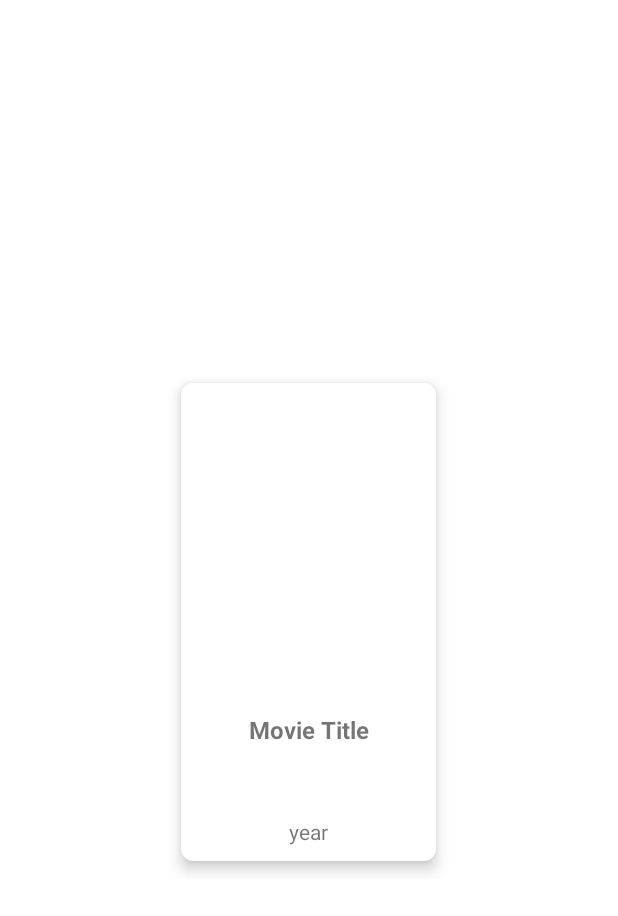
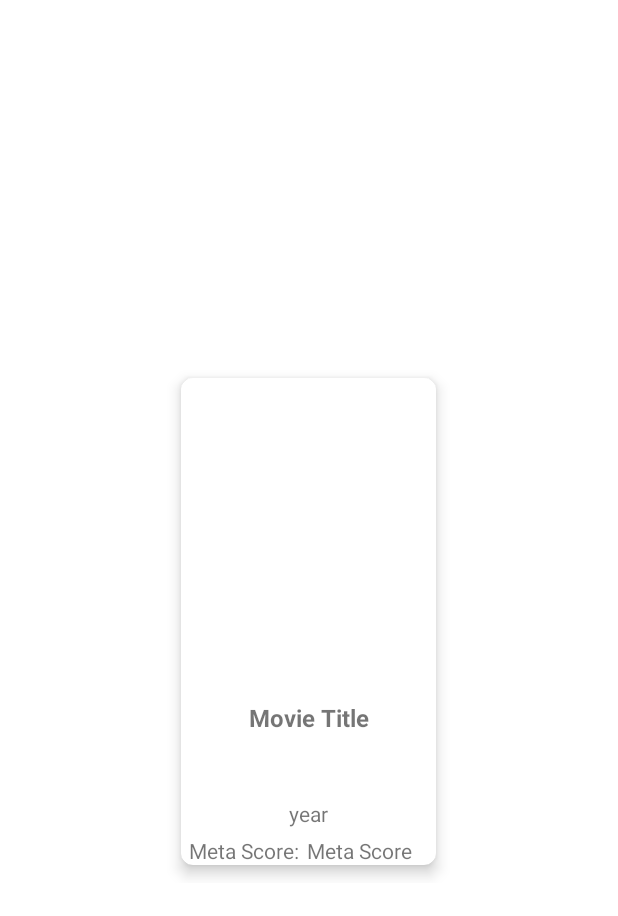
Before and after one commit to sinagss/omdbFinal, an Android app: the layout movie_item.xml on its own in the app's theme, with its tools: preview values and no code run, on a phone screen of 412 x 824 dp. Shown: the top 916 px of the screen. Run offline under Robolectric (Android 15) with nearby library versions, the phone set to English and light mode, and no system bars.

```diff
--- a/app/src/main/java/com/example/movierecycler/base/AppDatabase.kt
+++ b/app/src/main/java/com/example/movierecycler/base/AppDatabase.kt
@@ -2,8 +2,8 @@ package com.example.movierecycler.base
 
 import androidx.room.Database
 import androidx.room.RoomDatabase
+import com.example.movierecycler.model.FavoriteMovies
 import com.example.movierecycler.repository.local.MovieInfoDao
-import com.example.movierecycler.model.FavoriteMovies
 
 @Database(entities = [FavoriteMovies::class], version = 1)
 abstract class AppDatabase : RoomDatabase() {
--- a/app/src/main/java/com/example/movierecycler/base/di/koinDSL.kt
+++ b/app/src/main/java/com/example/movierecycler/base/di/koinDSL.kt
@@ -15,9 +15,3 @@ val roomModule = module {
 
     }
 }
-
-//val retroInterfaceModule = module {
-//    single {
-//
-//    }
-//}
--- a/app/src/main/java/com/example/movierecycler/features/detail/MovieDetailViewModel.kt
+++ b/app/src/main/java/com/example/movierecycler/features/detail/MovieDetailViewModel.kt
@@ -8,7 +8,6 @@ import com.example.movierecycler.model.MovieInfo
 import com.example.movierecycler.repository.Repository
 import dagger.hilt.android.lifecycle.HiltViewModel
 import kotlinx.coroutines.Dispatchers
-import kotlinx.coroutines.async
 import kotlinx.coroutines.launch
 import javax.inject.Inject
 
--- a/app/src/main/java/com/example/movierecycler/features/favorite/FavMovieAdapter.kt
+++ b/app/src/main/java/com/example/movierecycler/features/favorite/FavMovieAdapter.kt
@@ -28,6 +28,7 @@ class FavMovieAdapter(val clickListener: (String) -> Unit) :
             binding.ivPoster.loadUrl(item.poster)
             binding.tvMovieTitle.text = item.title
             binding.tvYear.text = item.year
+            binding.tvMetaScore.text = item.metascore
             binding.root.setOnClickListener {
                 clickListener(item.imdbId)
             }
--- a/app/src/main/java/com/example/movierecycler/features/favorite/FavoritesFragment.kt
+++ b/app/src/main/java/com/example/movierecycler/features/favorite/FavoritesFragment.kt
@@ -9,14 +9,9 @@ import androidx.fragment.app.viewModels
 import androidx.lifecycle.lifecycleScope
 import androidx.navigation.fragment.findNavController
 import com.example.movierecycler.databinding.FragmentFavoritesBinding
-import com.example.movierecycler.base.AppDatabase
-import com.example.movierecycler.databinding.FragmentSearchBinding
-import com.example.movierecycler.model.FavoriteMovies
-import com.example.movierecycler.showLongToast
 import dagger.hilt.android.AndroidEntryPoint
 import kotlinx.coroutines.Dispatchers
 import kotlinx.coroutines.launch
-import javax.inject.Inject
 
 @AndroidEntryPoint
 class FavoritesFragment : Fragment() {
--- a/app/src/main/res/layout/activity_main.xml
+++ b/app/src/main/res/layout/activity_main.xml
@@ -11,11 +11,13 @@
         android:id="@+id/nav_host_fragment"
         android:name="androidx.navigation.fragment.NavHostFragment"
         android:layout_width="0dp"
-        android:layout_height="match_parent"
+        android:layout_height="0dp"
         app:defaultNavHost="true"
+        app:layout_constraintBottom_toTopOf="@id/bottom_nav"
         app:layout_constraintLeft_toLeftOf="parent"
         app:layout_constraintRight_toRightOf="parent"
         app:layout_constraintTop_toTopOf="parent"
+        app:layout_constraintVertical_weight="1"
         app:navGraph="@navigation/nav_graph" />
 
     <com.google.android.material.bottomnavigation.BottomNavigationView
--- a/app/src/main/res/layout/fragment_search.xml
+++ b/app/src/main/res/layout/fragment_search.xml
@@ -8,7 +8,7 @@
 
     <androidx.constraintlayout.widget.ConstraintLayout
         android:layout_width="match_parent"
-        android:layout_height="wrap_content">
+        android:layout_height="match_parent">
 
         <EditText
             android:id="@+id/etSearch"
--- a/app/src/main/res/layout/movie_item.xml
+++ b/app/src/main/res/layout/movie_item.xml
@@ -36,20 +36,22 @@
                 android:id="@+id/tv_movie_title"
                 android:layout_width="wrap_content"
                 android:layout_height="wrap_content"
-                android:layout_margin="10dp"
-                android:lines="3"
+                android:lines="2"
+                android:paddingLeft="10dp"
+                android:paddingTop="5dp"
+                android:paddingRight="10dp"
                 android:text="@string/movie_title"
                 android:textSize="16sp"
                 android:textStyle="bold"
-                app:layout_constraintEnd_toEndOf="parent"
-                app:layout_constraintStart_toStartOf="parent"
+                app:layout_constraintLeft_toLeftOf="parent"
+                app:layout_constraintRight_toRightOf="parent"
                 app:layout_constraintTop_toBottomOf="@id/ivPoster" />
 
             <TextView
                 android:id="@+id/tv_year"
                 android:layout_width="wrap_content"
                 android:layout_height="wrap_content"
-                android:layout_margin="10dp"
+                android:layout_margin="5dp"
                 android:lines="1"
                 android:text="@string/tv_year"
                 android:textSize="14sp"
@@ -58,6 +60,24 @@
                 app:layout_constraintStart_toStartOf="parent"
                 app:layout_constraintTop_toBottomOf="@id/tv_movie_title" />
 
+            <TextView
+                android:id="@+id/tv_metaScoreLablel"
+                android:layout_width="wrap_content"
+                android:layout_height="wrap_content"
+                android:layout_margin="5dp"
+                android:text="@string/meta_score_lbl"
+                app:layout_constraintLeft_toLeftOf="parent"
+                app:layout_constraintRight_toLeftOf="@id/tv_metaScore"
+                app:layout_constraintTop_toBottomOf="@id/tv_year" />
+
+            <TextView
+                android:id="@+id/tv_metaScore"
+                android:layout_width="wrap_content"
+                android:layout_height="wrap_content"
+                android:layout_margin="5dp"
+                android:text="@string/meta_score"
+                app:layout_constraintStart_toEndOf="@id/tv_metaScoreLablel"
+                app:layout_constraintTop_toBottomOf="@id/tv_year" />
 
         </androidx.constraintlayout.widget.ConstraintLayout>
     </androidx.cardview.widget.CardView>
--- a/app/src/main/res/values/strings.xml
+++ b/app/src/main/res/values/strings.xml
@@ -15,4 +15,6 @@
     <string name="menu_search">Search</string>
     <string name="menu_favorites">Favorites</string>
     <string name="btn_unsave">UNSAVE</string>
+    <string name="meta_score">Meta Score</string>
+    <string name="meta_score_lbl">Meta Score:</string>
 </resources>
```
Also changed, not shown: app/src/main/res/layout/fragment_movie_detail.xml (+12 -0 lines).
